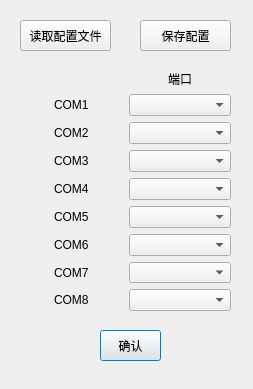
Qt form configdialog.ui (Mapleaph/comtest) before a commit.
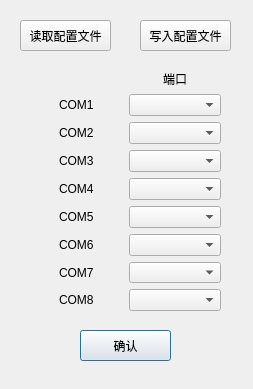
The same form after that commit.

The edit to the form file:
```diff
--- a/configdialog.ui
+++ b/configdialog.ui
@@ -37,9 +37,9 @@
   <widget class="QPushButton" name="btn_ok">
    <property name="geometry">
     <rect>
-     <x>100</x>
+     <x>80</x>
      <y>330</y>
-     <width>61</width>
+     <width>91</width>
      <height>31</height>
     </rect>
    </property>
@@ -50,9 +50,9 @@
   <widget class="QWidget" name="layoutWidget">
    <property name="geometry">
     <rect>
-     <x>20</x>
+     <x>30</x>
      <y>70</y>
-     <width>211</width>
+     <width>191</width>
      <height>241</height>
     </rect>
    </property>
@@ -169,7 +169,7 @@
     </rect>
    </property>
    <property name="text">
-    <string>保存配置</string>
+    <string>写入配置文件</string>
    </property>
   </widget>
  </widget>
```
